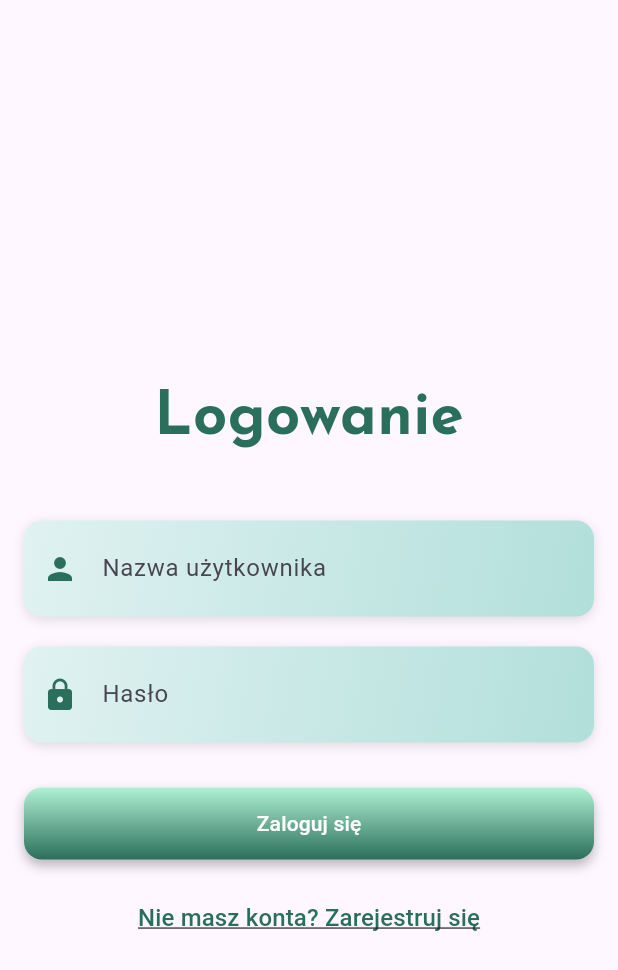
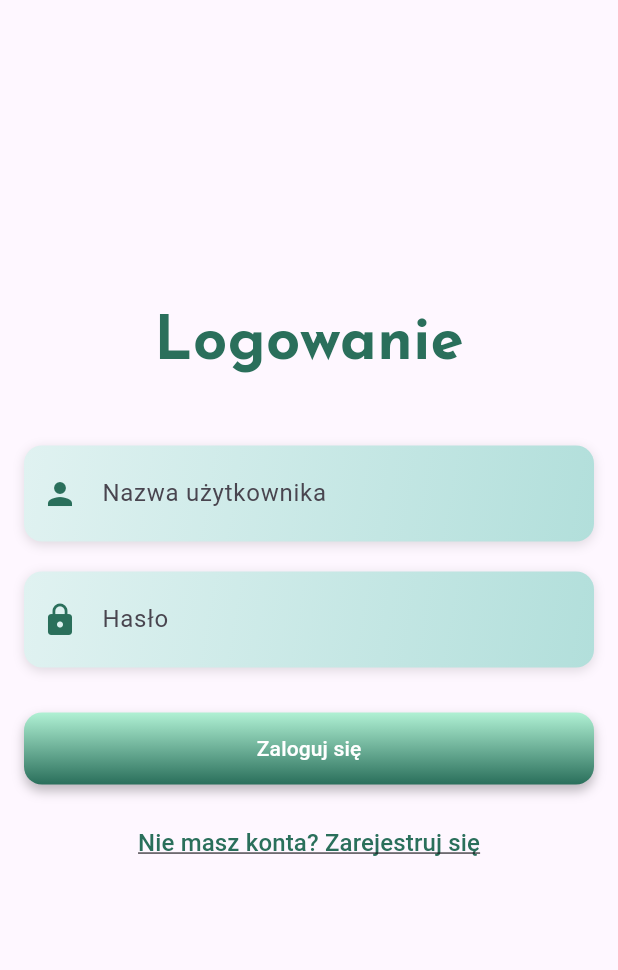
Before and after one commit to newbadstyle/finanse, a Flutter app: the screen it shows after launch, after a tap on "Logowanie", on a phone screen of 412 x 824 dp. Shown: the top 970 px of the screen. Run offline on Flutter 3.47's test engine with Material 3 defaults, Android fonts, the light colour scheme and no system bars; our stand-ins replace lottie.

Commit message:
fix: Adjust height of the login page layout for better UI alignment

```diff
--- a/lib/login_page.dart
+++ b/lib/login_page.dart
@@ -15,7 +15,7 @@ class LoginPage extends StatelessWidget {
             child: Column(
               mainAxisAlignment: MainAxisAlignment.center,
               children: [
-                SizedBox(height: 250),
+                SizedBox(height: 200),
                 Text(
                   'Logowanie',
                   style: TextStyle(
```
